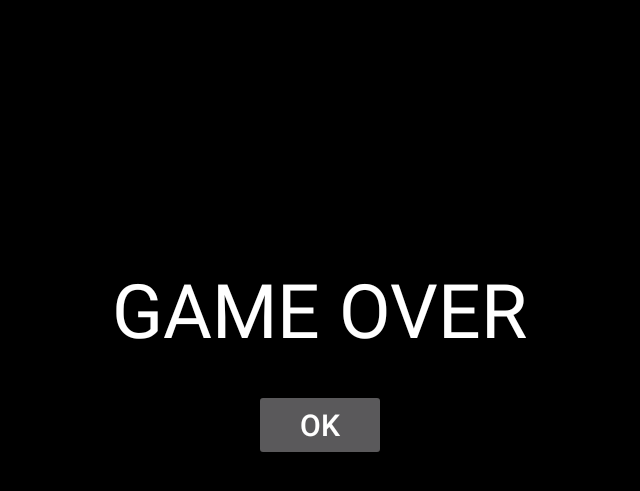
After one commit to albka1986/game_ninja, an Android app: the ResultGameActivity screen opened directly, with no data from a screen before it, on a phone screen of 824 x 412 dp (held sideways). The commit adds this screen. Shown: the top 491 px of the screen, without its empty margins (298-938 px from the left). Run offline under Robolectric (Android 15) with nearby library versions, the phone set to English and light mode, and no system bars.

```diff
--- /dev/null
+++ b/app/src/main/java/com/ponomarenko/gameNinja/ResultGameActivity.java
@@ -0,0 +1,30 @@
+package com.ponomarenko.gameNinja;
+
+import android.content.Intent;
+import android.os.Bundle;
+import android.support.annotation.Nullable;
+import android.support.v7.app.AppCompatActivity;
+import android.view.View;
+import android.widget.Button;
+
+
+public class ResultGameActivity extends AppCompatActivity {
+
+    @Override
+    protected void onCreate(@Nullable Bundle savedInstanceState) {
+        super.onCreate(savedInstanceState);
+        setContentView(R.layout.activity_result_game);
+
+        Button button = (Button) findViewById(R.id.okBtn);
+        button.setOnClickListener(new View.OnClickListener() {
+            @Override
+            public void onClick(View view) {
+                Intent intent = new Intent(ResultGameActivity.this, StartActivity.class);
+                intent.setFlags(Intent.FLAG_ACTIVITY_CLEAR_TOP);
+                startActivity(intent);
+            }
+        });
+    }
+
+
+}
--- a/app/src/main/java/com/ponomarenko/gameNinja/StartActivity.java
+++ b/app/src/main/java/com/ponomarenko/gameNinja/StartActivity.java
@@ -38,10 +38,10 @@ public class StartActivity extends AppCompatActivity implements View.OnClickList
         getWindow().addFlags(WindowManager.LayoutParams.FLAG_FULLSCREEN);
         setContentView(R.layout.activity_start);
 
-        splash = (RelativeLayout) findViewById(R.id.splash_screen);
+/*        splash = (RelativeLayout) findViewById(R.id.splash_screen);
         Message msg = new Message();
         msg.what = STOP_SPLASH;
-        splashHandler.sendMessageDelayed(msg, SPLASH_TIME);
+        splashHandler.sendMessageDelayed(msg, SPLASH_TIME);*/
         startService(new Intent(this, MusicService.class));
         Button startButton = (Button) findViewById(R.id.startBtn);
         startButton.setOnClickListener(this);
--- /dev/null
+++ b/app/src/main/res/layout/activity_result_game.xml
@@ -0,0 +1,32 @@
+<?xml version="1.0" encoding="utf-8"?>
+<RelativeLayout xmlns:android="http://schemas.android.com/apk/res/android"
+    android:layout_width="match_parent"
+    android:layout_height="match_parent"
+    android:background="#000">
+
+
+    <TextView
+        android:id="@+id/text_view"
+        android:layout_width="wrap_content"
+        android:layout_height="wrap_content"
+        android:layout_centerInParent="true"
+        android:text="GAME OVER"
+        android:textColor="#ffffff"
+        android:textSize="50sp" />
+
+
+    <Button
+        android:id="@+id/okBtn"
+        android:layout_width="wrap_content"
+        android:layout_height="wrap_content"
+        android:layout_below="@id/text_view"
+        android:layout_centerHorizontal="true"
+        android:layout_marginTop="20dp"
+        android:text="OK"
+        android:textSize="20sp"
+
+
+        />
+
+
+</RelativeLayout>
--- a/app/src/main/res/layout/activity_start.xml
+++ b/app/src/main/res/layout/activity_start.xml
@@ -57,7 +57,8 @@
         android:id="@+id/splash_screen"
         android:layout_width="match_parent"
         android:layout_height="match_parent"
-        android:background="#000">
+        android:background="#000"
+        android:visibility="gone">
 
 
         <ImageView
```
Also changed, not shown: app/src/main/AndroidManifest.xml (+10 -7 lines), app/src/main/java/com/ponomarenko/gameNinja/Enemy.java (+4 -3 lines), app/src/main/java/com/ponomarenko/gameNinja/GameView.java (+63 -23 lines), app/src/main/java/com/ponomarenko/gameNinja/Player.java (+10 -9 lines), app/src/main/java/com/ponomarenko/gameNinja/Utilities.java (+15 -6 lines).
